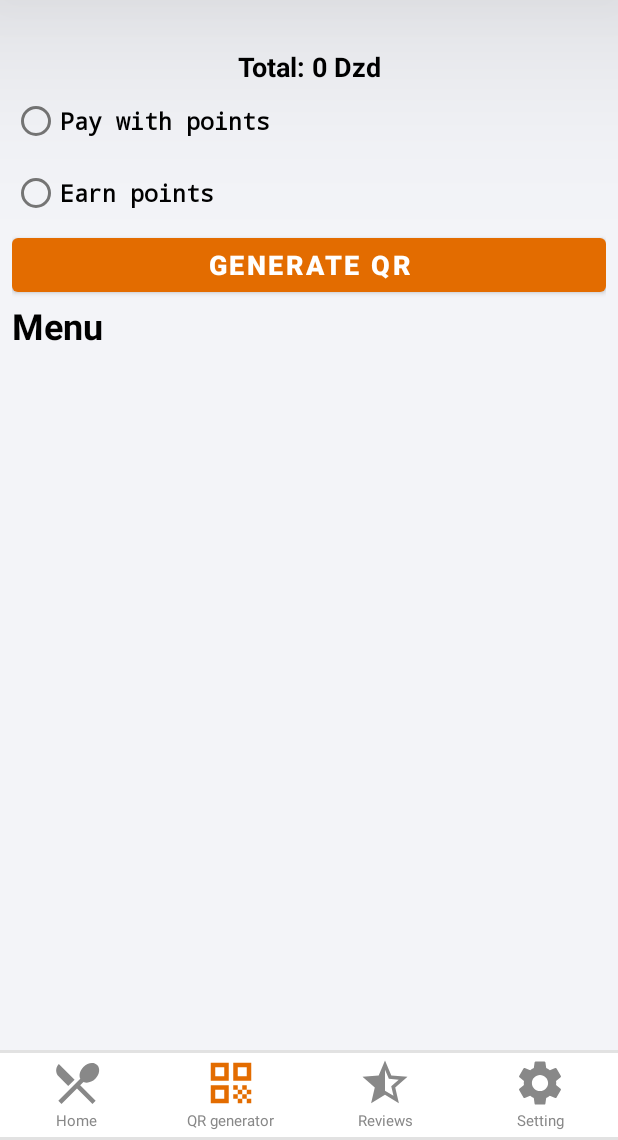
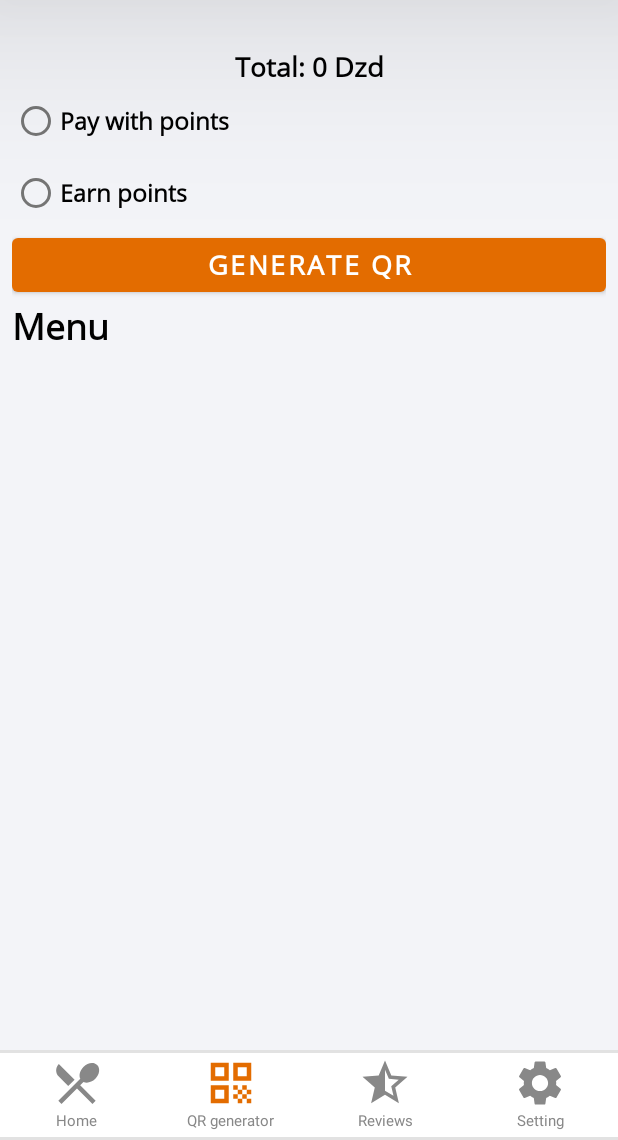
Before and after one commit to Diaf-Abderrahmane/food-ordering-app-admin-side, an Android app: the screen it shows after launch once a user with an empty profile is signed in (MainActivity), after a tap on "QR generator", on a phone screen of 412 x 824 dp, the part 96-1236 px from its top. Run offline under Robolectric (Android 15) with nearby library versions, the phone set to English and light mode, and no system bars; our stand-ins replace Firebase (no records; nobody signed in at launch, a user with empty details on screens opened directly); 2 statements that could not run were skipped; 2 other taps on this screen came first.

Commit message:
Qr_Generator

```diff
--- a/app/src/main/java/com/example/fragment/Menu.java
+++ b/app/src/main/java/com/example/fragment/Menu.java
@@ -105,10 +105,6 @@ public class Menu extends Fragment {
                     Refresh();
                     c[0] =true;
                 } else {
-                    /*
-                    progressBar.setVisibility(View.VISIBLE);
-                    VMenu.setVisibility(View.INVISIBLE);
-                    */
                     c[0]=false;
                 }
             }
--- a/app/src/main/res/layout/fragment_qr__generator.xml
+++ b/app/src/main/res/layout/fragment_qr__generator.xml
@@ -13,12 +13,10 @@
         style="?android:attr/progressBarStyle"
         android:layout_width="wrap_content"
         android:layout_height="wrap_content"
-        app:layout_constraintBottom_toBottomOf="@+id/VMenu"
+        app:layout_constraintBottom_toBottomOf="parent"
         app:layout_constraintEnd_toEndOf="parent"
         app:layout_constraintStart_toStartOf="parent"
-        app:layout_constraintTop_toTopOf="parent"
-        android:layout_marginTop="60dp"/>
-
+        app:layout_constraintTop_toTopOf="parent"/>
     <LinearLayout
         android:id="@+id/VTitle"
         android:layout_width="match_parent"
@@ -52,9 +50,10 @@
         app:layout_constraintVertical_weight="1"
         app:layout_constraintLeft_toLeftOf="parent"
         app:layout_constraintTop_toBottomOf="@id/VTitle"
+        app:layout_constraintBottom_toBottomOf="parent"
         android:orientation="vertical"
-        android:paddingLeft="8dp"
-        android:paddingRight="8dp"
+        android:paddingLeft="16dp"
+        android:paddingRight="16dp"
         android:paddingTop="16dp"
         android:gravity="center_horizontal">
         <TextView
@@ -63,28 +62,36 @@
             android:text="Scan qr code"
             android:textColor="@color/black"
             android:textSize="30dp"
+            android:fontFamily="@font/opensans_regular"
             android:textStyle="bold"/>
         <ImageView
             android:id="@+id/QR_img"
-            android:layout_width="250dp"
-            android:layout_height="250dp"
+            android:layout_width="256dp"
+            android:layout_height="256dp"
+            android:layout_marginTop="16dp"
             android:scaleType="fitXY"
-            android:background="#000"/>
+            android:background="@color/white"/>
         <TextView
             android:id="@+id/QR_status"
             android:layout_width="wrap_content"
             android:layout_height="wrap_content"
+            android:layout_marginTop="16dp"
             android:text="Waiting..."
             android:textColor="@color/black"
             android:textSize="20dp"
-            android:textStyle="bold"/>
+            android:textStyle="bold"
+            android:fontFamily="@font/opensans_regular"/>
         <Button
             android:id="@+id/GNQR"
             android:layout_width="match_parent"
             android:layout_height="wrap_content"
             android:layout_marginTop="85dp"
+            android:padding="12dp"
             android:text="Generate new QR"
-            android:textColor="@color/white"/>
+            android:textColor="@color/white"
+            android:textSize="18dp"
+            android:textStyle="bold"
+            android:fontFamily="@font/opensans_regular"/>
 
     </LinearLayout>
 
@@ -97,10 +104,10 @@
         android:paddingRight="8dp"
         android:paddingTop="16dp"
         android:visibility="visible"
-        app:layout_constraintBottom_toBottomOf="parent"
+        app:layout_constraintVertical_weight="1"
         app:layout_constraintLeft_toLeftOf="parent"
         app:layout_constraintTop_toBottomOf="@id/VTitle"
-        app:layout_constraintVertical_weight="1">
+        app:layout_constraintBottom_toBottomOf="parent">
 
         <LinearLayout
             android:layout_width="match_parent"
@@ -118,7 +125,8 @@
                 android:textAlignment="center"
                 android:textColor="@color/black"
                 android:textSize="18dp"
-                android:textStyle="bold" />
+                android:textStyle="bold"
+                android:fontFamily="@font/opensans_regular"/>
 
             <LinearLayout
                 android:layout_width="match_parent"
@@ -134,21 +142,21 @@
                         android:id="@+id/PWP"
                         android:layout_width="match_parent"
                         android:layout_height="wrap_content"
-                        android:fontFamily="monospace"
                         android:text="Pay with points"
                         android:textColor="@color/black"
                         android:textSize="16dp"
-                        android:textStyle="bold" />
+                        android:textStyle="bold"
+                        android:fontFamily="@font/opensans_regular" />
 
                     <com.google.android.material.radiobutton.MaterialRadioButton
                         android:id="@+id/EP"
                         android:layout_width="match_parent"
                         android:layout_height="wrap_content"
-                        android:fontFamily="monospace"
                         android:text="Earn points"
                         android:textColor="@color/black"
                         android:textSize="16dp"
-                        android:textStyle="bold" />
+                        android:textStyle="bold"
+                        android:fontFamily="@font/opensans_regular"/>
                 </RadioGroup>
             </LinearLayout>
             <Button
@@ -158,7 +166,8 @@
                 android:text="Generate QR"
                 android:textColor="@color/white"
                 android:textSize="18dp"
-                android:textStyle="bold" />
+                android:textStyle="bold"
+                android:fontFamily="@font/opensans_regular"/>
 
         </LinearLayout>
 
@@ -174,14 +183,14 @@
                 android:text="Menu"
                 android:textColor="@color/black"
                 android:textSize="24dp"
-                android:textStyle="bold" />
+                android:textStyle="bold"
+                android:fontFamily="@font/opensans_regular"/>
 
             <androidx.recyclerview.widget.RecyclerView
                 android:id="@+id/QRMenu"
                 android:layout_width="match_parent"
                 android:layout_height="wrap_content"
-                android:layout_marginTop="16dp"
-                android:paddingRight="8dp" />
+                android:padding="8dp"/>
         </LinearLayout>
     </LinearLayout>
 
--- a/app/src/main/res/layout/view_category_.xml
+++ b/app/src/main/res/layout/view_category_.xml
@@ -10,16 +10,15 @@
         android:layout_width="match_parent"
         android:layout_height="48dp"
         android:orientation="horizontal">
-
         <TextView
             android:id="@+id/CategoryName"
             android:layout_width="0dp"
             android:layout_height="match_parent"
             android:layout_weight="1"
-            android:fontFamily="monospace"
+            android:fontFamily="@font/opensans_regular"
             android:gravity="center_vertical"
             android:text="Name"
-            android:textColor="@color/primaryColor"
+            android:textColor="@color/black"
             android:textSize="18dp"
             android:textStyle="bold"/>
         <ImageButton
```
Also changed, not shown: app/src/main/java/com/example/fragment/Qr_Generator.java (+6 -3 lines), app/src/main/res/layout/view_option.xml (+7 -13 lines), app/src/main/res/layout/view_option_.xml (+4 -3 lines).
